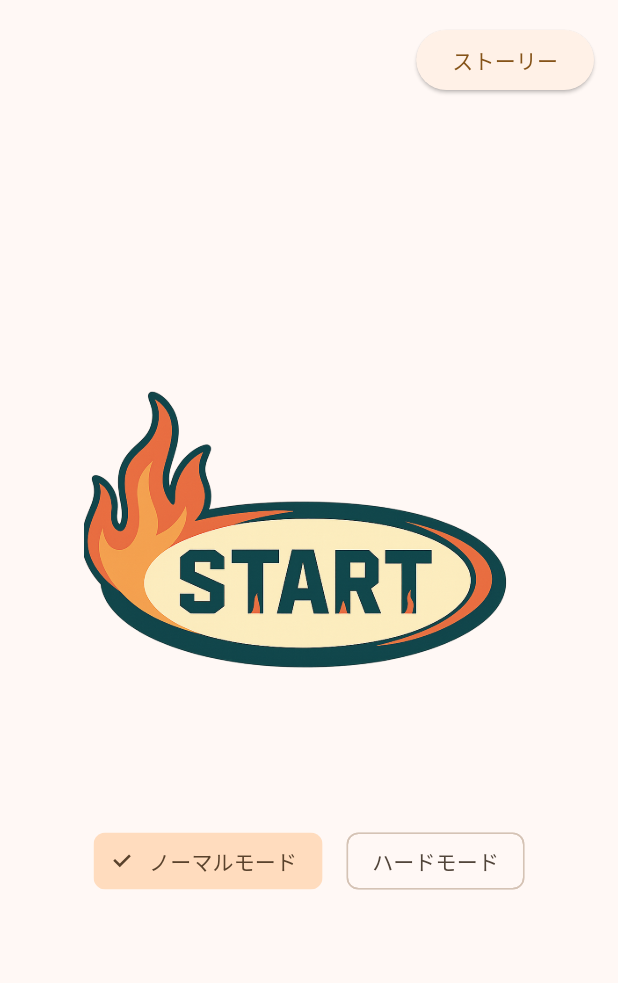
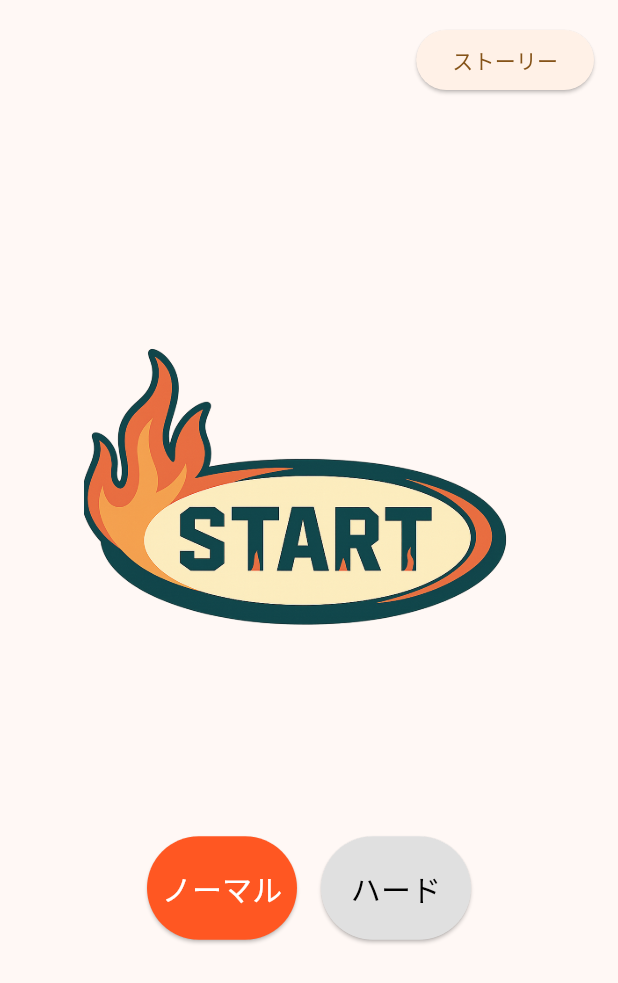
Before and after one commit to ruirui23/fire_tail, a Flutter app: the screen it shows after launch, on a phone screen of 412 x 824 dp. Shown: the top 983 px of the screen. Run offline on Flutter 3.47's test engine with Material 3 defaults, Android fonts, the phone set to English and light mode, and no system bars; our stand-ins replace go_router; missing offline and left inert: flame.

Commit message:
fix:ホーム画面ボタン微修正

```diff
--- a/lib/screens/home_screen.dart
+++ b/lib/screens/home_screen.dart
@@ -243,32 +243,71 @@ class _HomeScreenState extends State<HomeScreen> {
                     fit: BoxFit.contain,
                   ),
                 ),
-                const SizedBox(height: 24),
-                // ノーマル／ハード の切り替え
+                const SizedBox(height: 60),
+               // ノーマル／ハード の切り替えボタン
                  Row(
                 mainAxisSize: MainAxisSize.min,
+                mainAxisAlignment: MainAxisAlignment.center,
                 children: [
-                    ChoiceChip(
-                      label: const Text('ノーマルモード'),
-                      selected: _mode == GameMode.normal,
-                      onSelected: (_) {
+                  // 『ノーマル』を幅 100 で固定
+                  SizedBox(
+                    width: 100,
+                        child: ElevatedButton(
+                          style: ElevatedButton.styleFrom(
+                            backgroundColor: _mode == GameMode.normal
+                                ? Colors.deepOrange
+                                : Colors.grey[300],
+                            foregroundColor: _mode == GameMode.normal
+                                ? Colors.white
+                                : Colors.black,
+                            padding: const EdgeInsets.symmetric(vertical: 20),
+                            minimumSize: const Size(10,15),
+                          ),
+                          onPressed: () {
                             setState(() => _mode = GameMode.normal);
                           },
+                          child: const Text(
+                            'ノーマル',
+                            style: TextStyle(fontSize: 20),
+                          ),
+                        ),
                       ),
                       const SizedBox(width: 16),
-                    ChoiceChip(
-                      label: const Text('ハードモード'),
-                      selected: _mode == GameMode.hard,
-                      onSelected: (_) {
+                      // ハードモード
+                       Row(
+                mainAxisSize: MainAxisSize.min,
+                mainAxisAlignment: MainAxisAlignment.center,
+                children: [
+                  // 『ノーマル』を幅 100 で固定
+                  SizedBox(
+                    width: 100,
+                        child: ElevatedButton(
+                          style: ElevatedButton.styleFrom(
+                            backgroundColor: _mode == GameMode.hard
+                                ? Colors.redAccent
+                                : Colors.grey[300],
+                            foregroundColor: _mode == GameMode.hard
+                                ? Colors.white
+                                : Colors.black,
+                            padding: const EdgeInsets.symmetric(vertical: 20),
+                            minimumSize: const Size(10, 15),
+                          ),
+                          onPressed: () {
                             setState(() => _mode = GameMode.hard);
                           },
+                          child: const Text(
+                            'ハード',
+                            style: TextStyle(fontSize: 20),
+                           ),
+                        ),
+                      ),
+                    ],
                   ),
                 ],
                 ),
               ],
             ),
           ),
-
         ],
       ),
     );
```
Lines whose indentation alone changed are shown as unchanged.
